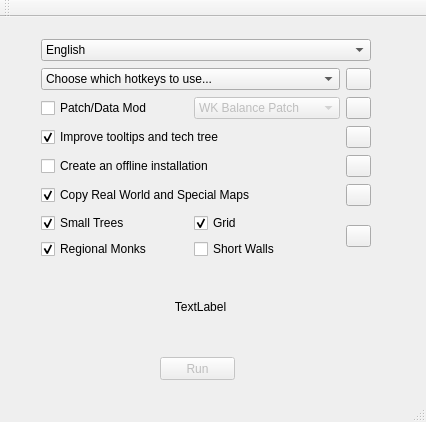
This is mainwindow.ui in SiegeEngineers/WololoKingdoms as Qt 5 draws it before an edit. The edited form follows.
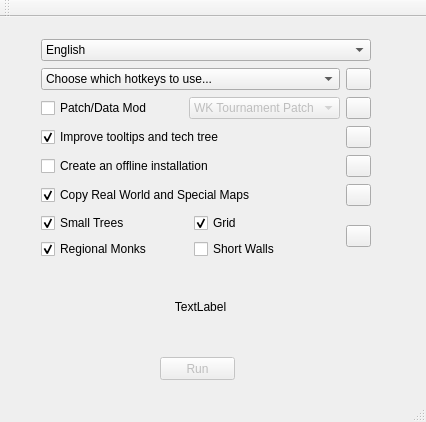
This is the edited form.

The edit to the form file:
```diff
--- a/mainwindow.ui
+++ b/mainwindow.ui
@@ -257,7 +257,7 @@
          </property>
          <item>
           <property name="text">
-           <string>WK Balance Patch</string>
+           <string>WK Tournament Patch</string>
           </property>
          </item>
          <item>
```
Left out of the diff: 5 changed lines with no effect on the pictures.
